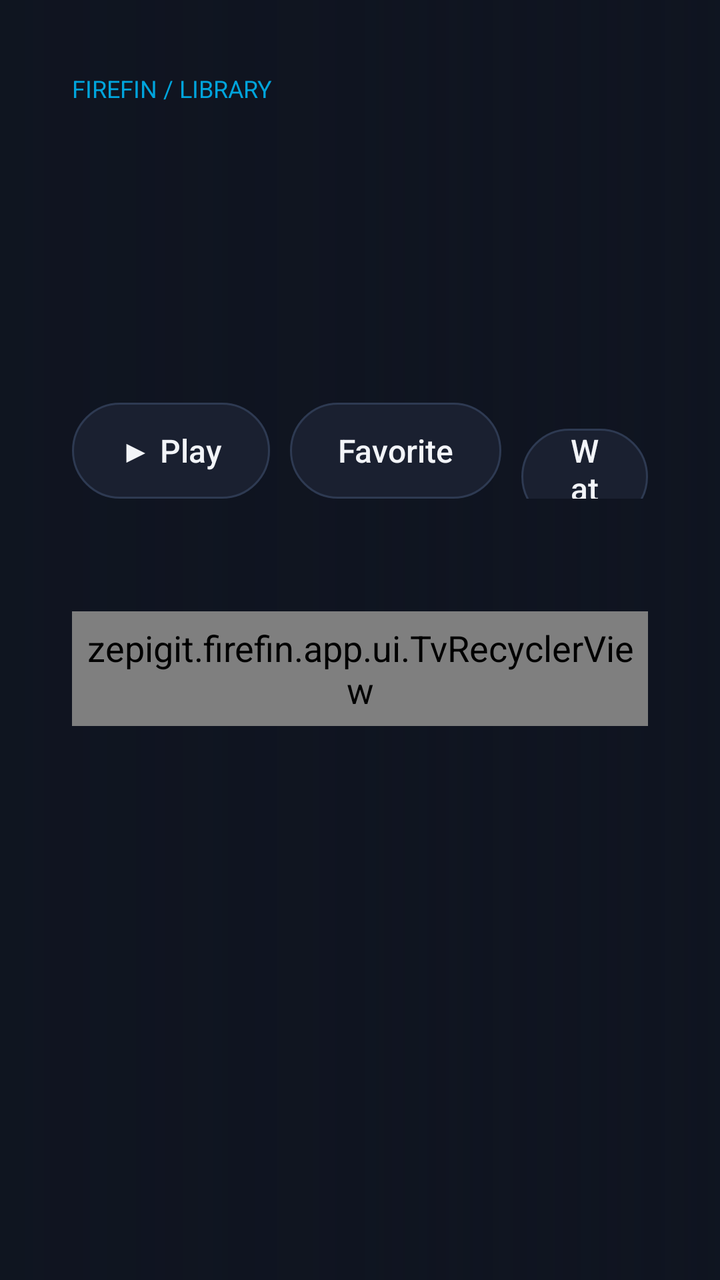
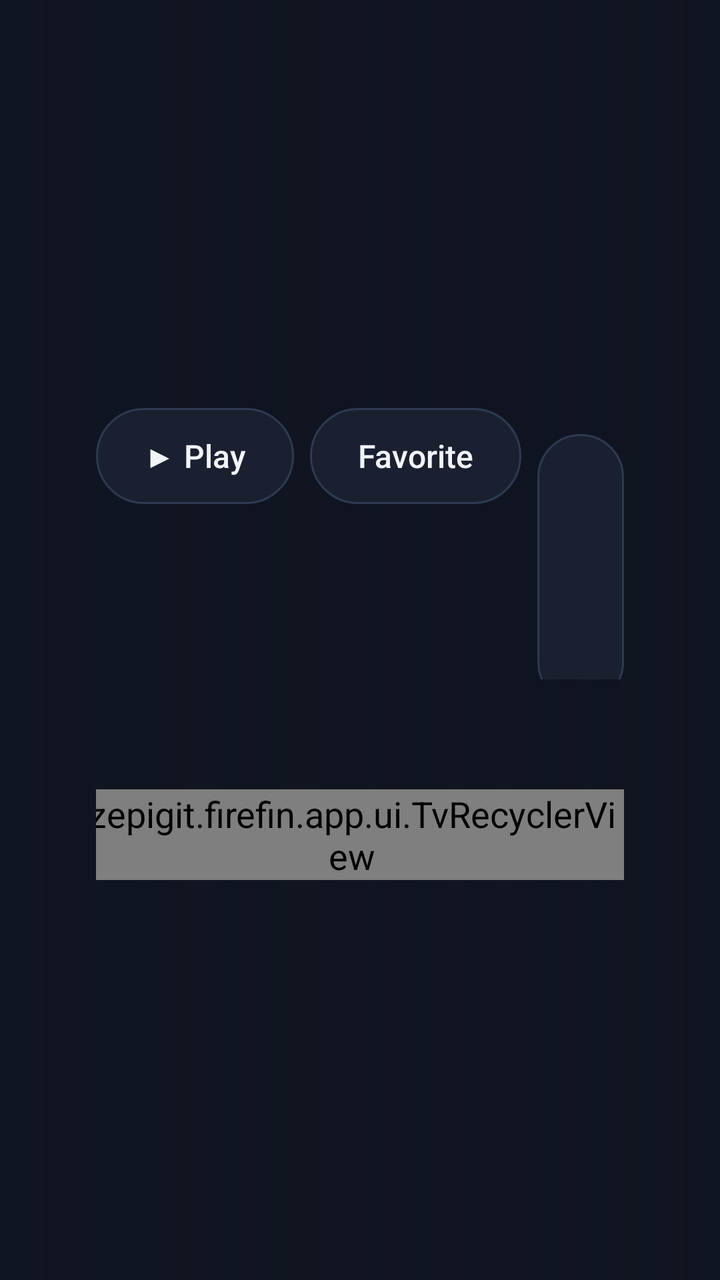

Two renders of the same Android screen: before a commit and after it. Below are the layout's source before the change and the commit's diff.
<!-- AndroidManifest.xml: application theme Theme.Firefin -->
<!-- res/layout/activity_detail.xml -->
<?xml version="1.0" encoding="utf-8"?>
<FrameLayout xmlns:android="http://schemas.android.com/apk/res/android" android:layout_width="match_parent" android:layout_height="match_parent">
<ImageView android:id="@+id/backdrop" android:layout_width="match_parent" android:layout_height="match_parent" android:scaleType="centerCrop"/>
<View android:layout_width="match_parent" android:layout_height="match_parent" android:background="@drawable/backdrop_scrim"/>
<ScrollView android:layout_width="match_parent" android:layout_height="match_parent" android:fillViewport="true">
<LinearLayout android:layout_width="match_parent" android:layout_height="wrap_content" android:orientation="vertical" android:padding="36dp">
<TextView android:layout_width="wrap_content" android:layout_height="wrap_content" android:text="@string/detail_breadcrumb" android:textSize="12sp" android:textColor="@color/accent" android:layout_marginBottom="20dp"/>
<TextView android:id="@+id/name" android:layout_width="620dp" android:layout_height="wrap_content" android:textSize="32sp" android:textStyle="bold"/>
<TextView android:id="@+id/meta" android:layout_width="620dp" android:layout_height="wrap_content" android:layout_marginTop="12dp" android:textColor="@color/text_secondary" android:textSize="14sp"/>
<TextView android:id="@+id/overview" android:layout_width="620dp" android:layout_height="wrap_content" android:layout_marginTop="16dp" android:maxLines="5" android:ellipsize="end" android:lineSpacingExtra="3dp" android:textSize="14sp"/>
<LinearLayout android:layout_width="match_parent" android:layout_height="wrap_content" android:layout_marginTop="20dp" android:orientation="horizontal">
<Button android:id="@+id/playButton" android:layout_width="wrap_content" android:layout_height="48dp" android:text="@string/play_with_icon"/>
<Button android:id="@+id/restartButton" android:layout_width="wrap_content" android:layout_height="48dp" android:layout_marginStart="10dp" android:text="@string/restart" android:visibility="gone"/>
<Button android:id="@+id/favoriteButton" android:layout_width="wrap_content" android:layout_height="48dp" android:layout_marginStart="10dp" android:text="@string/favorite"/>
<Button android:id="@+id/watchedButton" android:layout_width="wrap_content" android:layout_height="48dp" android:layout_marginStart="10dp" android:text="@string/mark_watched"/>
<Button android:id="@+id/retryButton" android:layout_width="wrap_content" android:layout_height="48dp" android:layout_marginStart="10dp" android:text="@string/reload" android:visibility="gone"/>
</LinearLayout>
<TextView android:id="@+id/childrenTitle" android:layout_width="match_parent" android:layout_height="wrap_content" android:layout_marginTop="24dp" android:textSize="18sp"/>
<zepigit.firefin.app.ui.TvRecyclerView android:id="@+id/children" android:layout_width="match_parent" android:layout_height="wrap_content" android:layout_marginTop="8dp" android:clipToPadding="false" android:padding="6dp"/>
</LinearLayout></ScrollView>
<ProgressBar android:id="@+id/progress" android:layout_width="wrap_content" android:layout_height="wrap_content" android:layout_gravity="center" android:visibility="gone"/>
</FrameLayout>
<!-- resources referenced by this layout -->
<resources>
  <color name="accent">#00A4DC</color>
  <color name="text_secondary">#AEB6C4</color>
  <!-- drawable backdrop_scrim (drawable) -->
  <?xml version="1.0" encoding="utf-8"?>
  <shape xmlns:android="http://schemas.android.com/apk/res/android"><gradient android:angle="0" android:startColor="#F20F1420" android:centerColor="#C00F1420" android:endColor="#550F1420"/></shape>
  <string name="detail_breadcrumb">FIREFIN / LIBRARY</string>
  <string name="favorite">Favorite</string>
  <string name="mark_watched">Watched</string>
  <string name="play_with_icon">▶ Play</string>
  <string name="reload">Reload</string>
  <string name="restart">Start over</string>
  <color name="background">#0F1420</color>
  <color name="text_primary">#F2F4F8</color>
  <style name="Firefin.Text" parent="Widget.AppCompat.TextView">
          <item name="android:textColor">@color/text_primary</item>
          <item name="android:textSize">@dimen/text_body</item>
      </style>
  <dimen name="text_body">18sp</dimen>
  <dimen name="text_label">16sp</dimen>
  <dimen name="control_height">48dp</dimen>
  <dimen name="space_l">24dp</dimen>
  <!-- drawable input_background (drawable) -->
  <?xml version="1.0" encoding="utf-8"?>
  <selector xmlns:android="http://schemas.android.com/apk/res/android">
      <item android:state_focused="true"><shape><solid android:color="@color/surface_focus"/><stroke android:width="@dimen/focus_stroke" android:color="@color/accent"/><corners android:radius="@dimen/corner_radius"/></shape></item>
      <item><shape><solid android:color="@color/surface"/><stroke android:width="1dp" android:color="@color/outline"/><corners android:radius="@dimen/corner_radius"/></shape></item>
  </selector>
  <color name="text_muted">#7D8699</color>
  <dimen name="input_height">52dp</dimen>
  <dimen name="space_m">16dp</dimen>
  <color name="surface">#1A2030</color>
  <style name="Firefin.Button.Dialog" parent="Widget.AppCompat.Button.Borderless.Colored">
          <item name="android:textSize">@dimen/text_label</item>
          <item name="android:textAllCaps">false</item>
          <item name="android:textColor">@color/dialog_button_text</item>
          <item name="android:background">@drawable/dialog_button_background</item>
      </style>
  <color name="accent_dark">#007EA8</color>
  <color name="outline">#2E3A52</color>
  <color name="surface_focus">#243049</color>
  <dimen name="focus_stroke">3dp</dimen>
  <dimen name="corner_radius">6dp</dimen>
  <!-- drawable dialog_button_background (drawable) -->
  <?xml version="1.0" encoding="utf-8"?>
  <selector xmlns:android="http://schemas.android.com/apk/res/android">
      <item android:state_focused="true"><shape><solid android:color="@color/accent"/><corners android:radius="24dp"/></shape></item>
      <item><shape><solid android:color="@android:color/transparent"/><corners android:radius="24dp"/></shape></item>
  </selector>
  <!-- unchanged entries left out for length: 5 -->
</resources>

<!-- the commit's change to res/layout/activity_detail.xml (unified diff, before → after) -->
@@ -1,22 +1,131 @@
 <?xml version="1.0" encoding="utf-8"?>
-<FrameLayout xmlns:android="http://schemas.android.com/apk/res/android" android:layout_width="match_parent" android:layout_height="match_parent">
-<ImageView android:id="@+id/backdrop" android:layout_width="match_parent" android:layout_height="match_parent" android:scaleType="centerCrop"/>
-<View android:layout_width="match_parent" android:layout_height="match_parent" android:background="@drawable/backdrop_scrim"/>
-<ScrollView android:layout_width="match_parent" android:layout_height="match_parent" android:fillViewport="true">
-<LinearLayout android:layout_width="match_parent" android:layout_height="wrap_content" android:orientation="vertical" android:padding="36dp">
-<TextView android:layout_width="wrap_content" android:layout_height="wrap_content" android:text="@string/detail_breadcrumb" android:textSize="12sp" android:textColor="@color/accent" android:layout_marginBottom="20dp"/>
-<TextView android:id="@+id/name" android:layout_width="620dp" android:layout_height="wrap_content" android:textSize="32sp" android:textStyle="bold"/>
-<TextView android:id="@+id/meta" android:layout_width="620dp" android:layout_height="wrap_content" android:layout_marginTop="12dp" android:textColor="@color/text_secondary" android:textSize="14sp"/>
-<TextView android:id="@+id/overview" android:layout_width="620dp" android:layout_height="wrap_content" android:layout_marginTop="16dp" android:maxLines="5" android:ellipsize="end" android:lineSpacingExtra="3dp" android:textSize="14sp"/>
-<LinearLayout android:layout_width="match_parent" android:layout_height="wrap_content" android:layout_marginTop="20dp" android:orientation="horizontal">
-<Button android:id="@+id/playButton" android:layout_width="wrap_content" android:layout_height="48dp" android:text="@string/play_with_icon"/>
-<Button android:id="@+id/restartButton" android:layout_width="wrap_content" android:layout_height="48dp" android:layout_marginStart="10dp" android:text="@string/restart" android:visibility="gone"/>
-<Button android:id="@+id/favoriteButton" android:layout_width="wrap_content" android:layout_height="48dp" android:layout_marginStart="10dp" android:text="@string/favorite"/>
-<Button android:id="@+id/watchedButton" android:layout_width="wrap_content" android:layout_height="48dp" android:layout_marginStart="10dp" android:text="@string/mark_watched"/>
-<Button android:id="@+id/retryButton" android:layout_width="wrap_content" android:layout_height="48dp" android:layout_marginStart="10dp" android:text="@string/reload" android:visibility="gone"/>
-</LinearLayout>
-<TextView android:id="@+id/childrenTitle" android:layout_width="match_parent" android:layout_height="wrap_content" android:layout_marginTop="24dp" android:textSize="18sp"/>
-<zepigit.firefin.app.ui.TvRecyclerView android:id="@+id/children" android:layout_width="match_parent" android:layout_height="wrap_content" android:layout_marginTop="8dp" android:clipToPadding="false" android:padding="6dp"/>
-</LinearLayout></ScrollView>
-<ProgressBar android:id="@+id/progress" android:layout_width="wrap_content" android:layout_height="wrap_content" android:layout_gravity="center" android:visibility="gone"/>
+<FrameLayout xmlns:android="http://schemas.android.com/apk/res/android"
+    android:layout_width="match_parent"
+    android:layout_height="match_parent">
+
+    <ImageView
+        android:id="@+id/backdrop"
+        android:layout_width="match_parent"
+        android:layout_height="match_parent"
+        android:importantForAccessibility="no"
+        android:scaleType="centerCrop" />
+
+    <View
+        android:layout_width="match_parent"
+        android:layout_height="match_parent"
+        android:background="@drawable/backdrop_scrim" />
+
+    <ScrollView
+        android:layout_width="match_parent"
+        android:layout_height="match_parent"
+        android:fillViewport="true">
+
+        <LinearLayout
+            android:layout_width="match_parent"
+            android:layout_height="wrap_content"
+            android:orientation="vertical"
+            android:paddingLeft="@dimen/page_margin"
+            android:paddingTop="@dimen/space_xl"
+            android:paddingRight="@dimen/page_margin"
+            android:paddingBottom="@dimen/space_l">
+
+            <TextView
+                android:id="@+id/contextLabel"
+                style="@style/Firefin.Text.Accent"
+                android:layout_width="720dp"
+                android:layout_height="wrap_content"
+                android:layout_marginBottom="@dimen/space_s"
+                android:ellipsize="end"
+                android:maxLines="1" />
+
+            <TextView
+                android:id="@+id/name"
+                style="@style/Firefin.Text.Display"
+                android:layout_width="720dp"
+                android:layout_height="wrap_content"
+                android:ellipsize="end"
+                android:maxLines="2" />
+
+            <TextView
+                android:id="@+id/meta"
+                style="@style/Firefin.Text.Label"
+                android:layout_width="720dp"
+                android:layout_height="wrap_content"
+                android:layout_marginTop="@dimen/space_s" />
+
+            <TextView
+                android:id="@+id/overview"
+                style="@style/Firefin.Text.Body"
+                android:layout_width="720dp"
+                android:layout_height="wrap_content"
+                android:layout_marginTop="@dimen/space_m"
+                android:ellipsize="end"
+                android:maxLines="5" />
+
+            <LinearLayout
+                android:layout_width="match_parent"
+                android:layout_height="wrap_content"
+                android:layout_marginTop="@dimen/space_l"
+                android:orientation="horizontal">
+
+                <Button
+                    android:id="@+id/playButton"
+                    android:layout_width="wrap_content"
+                    android:layout_height="wrap_content"
+                    android:text="@string/play_with_icon" />
+
+                <Button
+                    android:id="@+id/restartButton"
+                    android:layout_width="wrap_content"
+                    android:layout_height="wrap_content"
+                    android:layout_marginLeft="@dimen/space_s"
+                    android:text="@string/restart"
+                    android:visibility="gone" />
+
+                <Button
+                    android:id="@+id/favoriteButton"
+                    android:layout_width="wrap_content"
+                    android:layout_height="wrap_content"
+                    android:layout_marginLeft="@dimen/space_s"
+                    android:text="@string/favorite" />
+
+                <Button
+                    android:id="@+id/watchedButton"
+                    android:layout_width="wrap_content"
+                    android:layout_height="wrap_content"
+                    android:layout_marginLeft="@dimen/space_s"
+                    android:text="@string/mark_watched" />
+
+                <Button
+                    android:id="@+id/retryButton"
+                    android:layout_width="wrap_content"
+                    android:layout_height="wrap_content"
+                    android:layout_marginLeft="@dimen/space_s"
+                    android:text="@string/reload"
+                    android:visibility="gone" />
+            </LinearLayout>
+
+            <TextView
+                android:id="@+id/childrenTitle"
+                style="@style/Firefin.Text.Subheading"
+                android:layout_width="match_parent"
+                android:layout_height="wrap_content"
+                android:layout_marginTop="@dimen/space_l" />
+
+            <zepigit.firefin.app.ui.TvRecyclerView
+                android:id="@+id/children"
+                android:layout_width="match_parent"
+                android:layout_height="wrap_content"
+                android:layout_marginLeft="-8dp"
+                android:layout_marginTop="@dimen/space_xs"
+                android:clipToPadding="false" />
+        </LinearLayout>
+    </ScrollView>
+
+    <ProgressBar
+        android:id="@+id/progress"
+        android:layout_width="wrap_content"
+        android:layout_height="wrap_content"
+        android:layout_gravity="center"
+        android:visibility="gone" />
 </FrameLayout>
<!-- resource entries referenced after the edit -->
@@ -1,16 +1,37 @@
 <!-- resources referenced by this layout -->
 <resources>
+  <dimen name="page_margin">48dp</dimen>
   <color name="accent">#00A4DC</color>
+  <dimen name="text_display">36sp</dimen>
   <color name="text_secondary">#AEB6C4</color>
+  <dimen name="text_subheading">20sp</dimen>
   <!-- drawable backdrop_scrim (drawable) -->
   <?xml version="1.0" encoding="utf-8"?>
   <shape xmlns:android="http://schemas.android.com/apk/res/android"><gradient android:angle="0" android:startColor="#F20F1420" android:centerColor="#C00F1420" android:endColor="#550F1420"/></shape>
-  <string name="detail_breadcrumb">FIREFIN / LIBRARY</string>
   <string name="favorite">Favorite</string>
   <string name="mark_watched">Watched</string>
   <string name="play_with_icon">▶ Play</string>
   <string name="reload">Reload</string>
   <string name="restart">Start over</string>
+  <style name="Firefin.Text.Accent">
+          <item name="android:textSize">@dimen/text_label</item>
+          <item name="android:textColor">@color/accent</item>
+      </style>
+  <style name="Firefin.Text.Body">
+          <item name="android:lineSpacingExtra">@dimen/space_xs</item>
+      </style>
+  <style name="Firefin.Text.Display">
+          <item name="android:textSize">@dimen/text_display</item>
+          <item name="android:textStyle">bold</item>
+      </style>
+  <style name="Firefin.Text.Label">
+          <item name="android:textSize">@dimen/text_label</item>
+          <item name="android:textColor">@color/text_secondary</item>
+      </style>
+  <style name="Firefin.Text.Subheading">
+          <item name="android:textSize">@dimen/text_subheading</item>
+          <item name="android:textStyle">bold</item>
+      </style>
   <color name="background">#0F1420</color>
   <color name="text_primary">#F2F4F8</color>
   <style name="Firefin.Text" parent="Widget.AppCompat.TextView">
@@ -30,6 +51,9 @@
   <color name="text_muted">#7D8699</color>
   <dimen name="input_height">52dp</dimen>
   <dimen name="space_m">16dp</dimen>
+  <dimen name="space_s">8dp</dimen>
+  <dimen name="space_xl">32dp</dimen>
+  <dimen name="space_xs">4dp</dimen>
   <color name="surface">#1A2030</color>
   <style name="Firefin.Button.Dialog" parent="Widget.AppCompat.Button.Borderless.Colored">
           <item name="android:textSize">@dimen/text_label</item>
